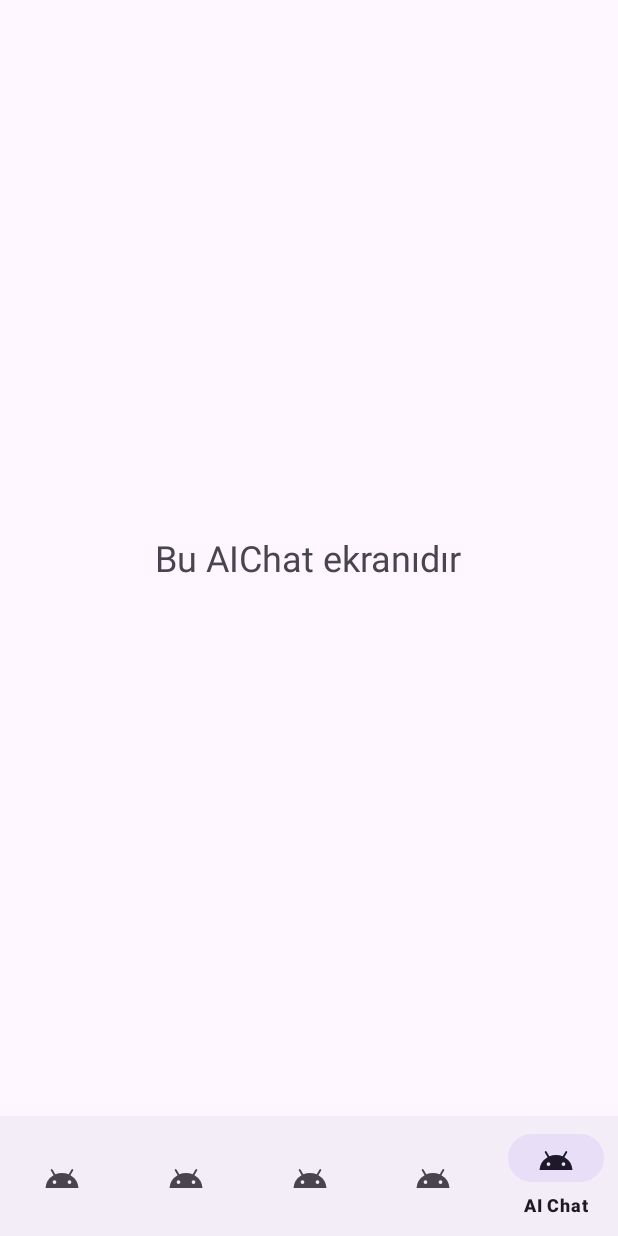
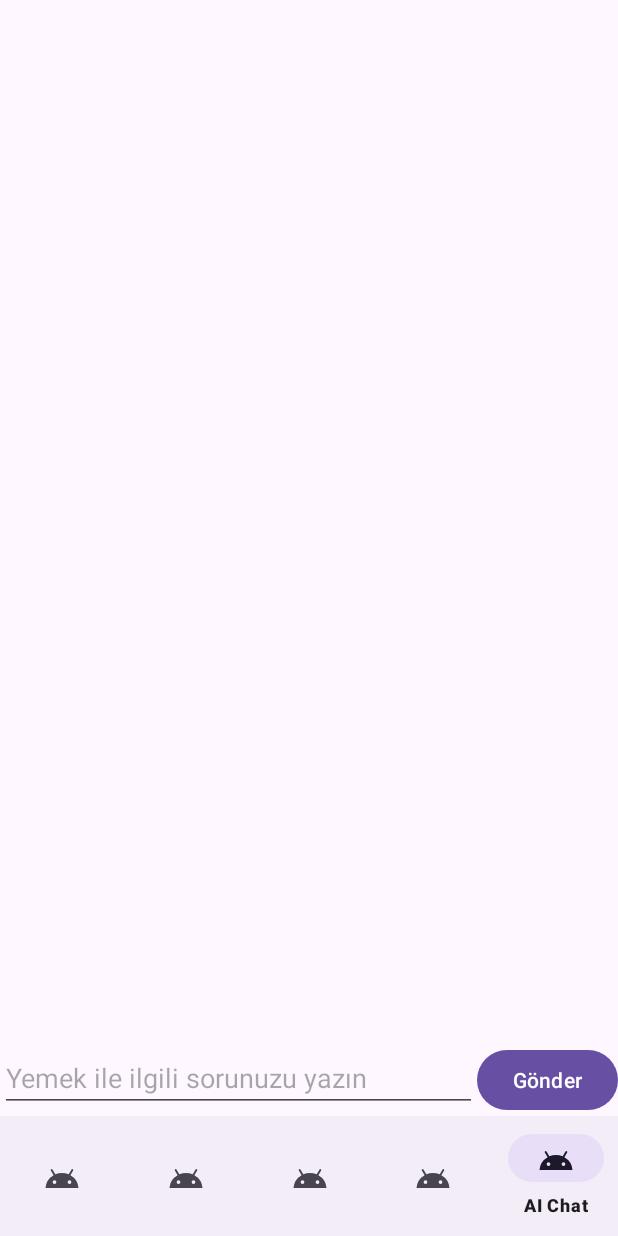
Before and after one commit to OrhanUnal/Cook-Cam, an Android app: the screen it shows after launch (MainActivity), item 5 of the bottom bar chosen, on a phone screen of 412 x 824 dp. Run offline under Robolectric (Android 15) with nearby library versions, the phone set to English and light mode, and no system bars.

Commit message:
AIChat temeli yapıldı

```diff
--- a/app/build.gradle.kts
+++ b/app/build.gradle.kts
@@ -36,7 +36,6 @@ android {
 }
 
 dependencies {
-
     implementation(libs.androidx.core.ktx)
     implementation(libs.androidx.appcompat)
     implementation(libs.material)
@@ -45,4 +44,9 @@ dependencies {
     testImplementation(libs.junit)
     androidTestImplementation(libs.androidx.junit)
     androidTestImplementation(libs.androidx.espresso.core)
+
+
+    implementation("com.squareup.okhttp3:okhttp:4.11.0")
+    implementation("com.squareup.okhttp3:logging-interceptor:4.11.0")
+    implementation("org.json:json:20230227")
 }
--- a/app/src/main/AndroidManifest.xml
+++ b/app/src/main/AndroidManifest.xml
@@ -1,6 +1,8 @@
 <?xml version="1.0" encoding="utf-8"?>
 <manifest xmlns:android="http://schemas.android.com/apk/res/android"
     xmlns:tools="http://schemas.android.com/tools">
+
+    <uses-permission android:name="android.permission.INTERNET" />
 
     <application
         android:allowBackup="true"
--- a/app/src/main/java/com/kivinecostone/yemek_tarif_uygulamasi/AiChatFragment.kt
+++ b/app/src/main/java/com/kivinecostone/yemek_tarif_uygulamasi/AiChatFragment.kt
@@ -4,10 +4,125 @@ import android.os.Bundle
 import android.view.LayoutInflater
 import android.view.View
 import android.view.ViewGroup
+import android.widget.Button
+import android.widget.EditText
+import android.widget.ScrollView
+import android.widget.TextView
 import androidx.fragment.app.Fragment
+import kotlinx.coroutines.CoroutineScope
+import kotlinx.coroutines.Dispatchers
+import kotlinx.coroutines.launch
+import okhttp3.*
+import org.json.JSONObject
+import java.io.IOException
+import okhttp3.MediaType.Companion.toMediaType
+import org.json.JSONArray
+
 
 class AiChatFragment : Fragment() {
-    override fun onCreateView(inflater: LayoutInflater, container: ViewGroup?, savedInstanceState: Bundle?): View? {
-        return inflater.inflate(R.layout.fragment_ai_chat, container, false)
+
+    private lateinit var chatHistory: TextView
+    private lateinit var userInput: EditText
+    private lateinit var sendButton: Button
+    private lateinit var scrollView: ScrollView
+
+
+    private val OPENAI_API_KEY = "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"
+
+    override fun onCreateView(
+        inflater: LayoutInflater, container: ViewGroup?,
+        savedInstanceState: Bundle?
+    ): View? {
+        val view = inflater.inflate(R.layout.fragment_ai_chat, container, false)
+
+        chatHistory = view.findViewById(R.id.chatHistory)
+        userInput = view.findViewById(R.id.userInput)
+        sendButton = view.findViewById(R.id.sendButton)
+        scrollView = view.findViewById(R.id.chatScroll)
+
+        sendButton.setOnClickListener {
+            val question = userInput.text.toString().trim()
+            if (question.isNotEmpty()) {
+                addMessage("Sen: $question")
+                userInput.setText("")
+                getAiResponse(question)
+            }
+        }
+
+        return view
+    }
+
+    private fun addMessage(message: String) {
+        chatHistory.append("$message\n\n")
+        scrollView.post { scrollView.fullScroll(View.FOCUS_DOWN) }
+    }
+
+    private fun getAiResponse(userQuestion: String) {
+        CoroutineScope(Dispatchers.IO).launch {
+            try {
+                val client = OkHttpClient()
+
+
+                val prompt = """
+                    Sen sadece yemek tarifleri, yemek pişirme teknikleri ve mutfak ile ilgili sorulara cevap veren bir asistansın.
+                    Eğer soru yemek ile ilgili değilse "Üzgünüm, sadece yemek ile ilgili sorulara cevap verebilirim." de.
+
+                    Kullanıcı sorusu: $userQuestion
+                """.trimIndent()
+
+                val messagesArray = JSONArray()
+                messagesArray.put(JSONObject().put("role", "system").put("content", "Sen sadece yemek konularında konuşan bir asistansın."))
+                messagesArray.put(JSONObject().put("role", "user").put("content", prompt))
+
+                val json = JSONObject()
+                json.put("model", "gpt-3.5-turbo")
+                json.put("messages", messagesArray)
+                json.put("max_tokens", 500)
+
+
+                val requestBody = RequestBody.create(
+                    "application/json".toMediaType()
+                    ,
+                    json.toString()
+                )
+
+                val request = Request.Builder()
+                    .url("https://api.openai.com/v1/chat/completions")
+                    .addHeader("Authorization", "Bearer $OPENAI_API_KEY")
+                    .post(requestBody)
+                    .build()
+
+                client.newCall(request).enqueue(object : Callback {
+                    override fun onFailure(call: Call, e: IOException) {
+                        activity?.runOnUiThread {
+                            addMessage("Hata: ${e.message}")
+                        }
+                    }
+
+                    override fun onResponse(call: Call, response: Response) {
+                        val body = response.body?.string()
+                        if (response.isSuccessful && body != null) {
+                            val content = JSONObject(body)
+                                .getJSONArray("choices")
+                                .getJSONObject(0)
+                                .getJSONObject("message")
+                                .getString("content")
+
+                            activity?.runOnUiThread {
+                                addMessage("AI: $content")
+                            }
+                        } else {
+                            activity?.runOnUiThread {
+                                addMessage("Hata: ${response.message}")
+                            }
+                        }
+                    }
+                })
+            } catch (e: Exception) {
+                activity?.runOnUiThread {
+                    addMessage("Hata: ${e.message}")
+                }
+            }
+        }
     }
 }
--- a/app/src/main/res/layout/fragment_ai_chat.xml
+++ b/app/src/main/res/layout/fragment_ai_chat.xml
@@ -1,12 +1,38 @@
 <LinearLayout xmlns:android="http://schemas.android.com/apk/res/android"
     android:layout_width="match_parent"
     android:layout_height="match_parent"
-    android:gravity="center"
     android:orientation="vertical">
 
-    <TextView
-        android:text="Bu AIChat ekranıdır"
-        android:textSize="24sp"
-        android:layout_width="wrap_content"
-        android:layout_height="wrap_content" />
+    <ScrollView
+        android:id="@+id/chatScroll"
+        android:layout_width="match_parent"
+        android:layout_height="0dp"
+        android:layout_weight="1"
+        android:padding="8dp">
+
+        <TextView
+            android:id="@+id/chatHistory"
+            android:layout_width="match_parent"
+            android:layout_height="wrap_content"
+            android:textSize="16sp" />
+    </ScrollView>
+
+    <LinearLayout
+        android:layout_width="match_parent"
+        android:layout_height="wrap_content"
+        android:orientation="horizontal">
+
+        <EditText
+            android:id="@+id/userInput"
+            android:layout_width="0dp"
+            android:layout_height="wrap_content"
+            android:layout_weight="1"
+            android:hint="Yemek ile ilgili sorunuzu yazın" />
+
+        <Button
+            android:id="@+id/sendButton"
+            android:layout_width="wrap_content"
+            android:layout_height="wrap_content"
+            android:text="Gönder" />
+    </LinearLayout>
 </LinearLayout>
```
